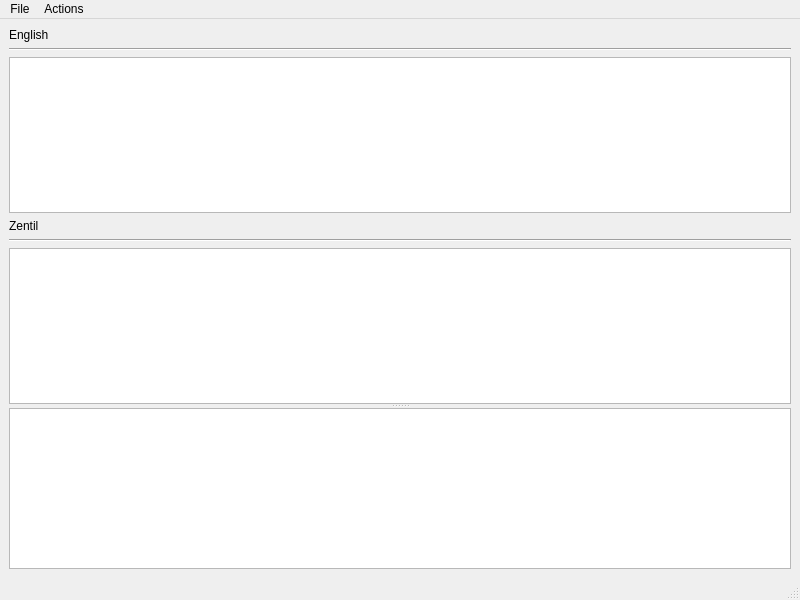
Above: zaveh/mainwindow.ui from maxstrack/so-a-rr_language before the change. Below: the same form after it.
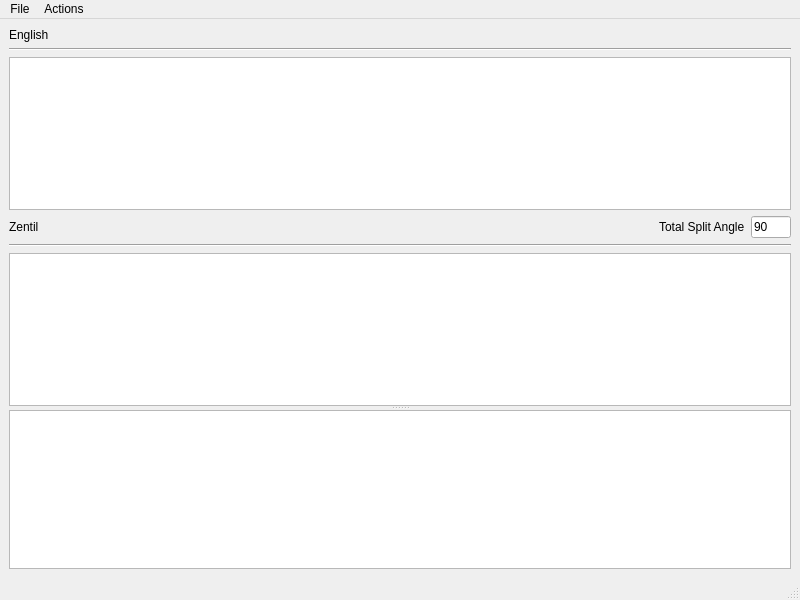
That is the form after the change.

Commit message: added method to change angle

Patch:
```diff
--- a/zaveh/mainwindow.ui
+++ b/zaveh/mainwindow.ui
@@ -40,11 +40,48 @@
          <widget class="QTextEdit" name="engOut"/>
         </item>
         <item>
+         <layout class="QHBoxLayout" name="horizontalLayout">
+          <item>
          <widget class="QLabel" name="zenLable">
           <property name="text">
            <string>Zentil</string>
           </property>
          </widget>
+          </item>
+          <item>
+           <spacer name="horizontalSpacer">
+            <property name="orientation">
+             <enum>Qt::Horizontal</enum>
+            </property>
+            <property name="sizeHint" stdset="0">
+             <size>
+              <width>40</width>
+              <height>20</height>
+             </size>
+            </property>
+           </spacer>
+          </item>
+          <item>
+           <widget class="QLabel" name="label">
+            <property name="text">
+             <string>Total Split Angle</string>
+            </property>
+           </widget>
+          </item>
+          <item>
+           <widget class="QLineEdit" name="splitLineEdit">
+            <property name="maximumSize">
+             <size>
+              <width>40</width>
+              <height>40</height>
+             </size>
+            </property>
+            <property name="text">
+             <string>90</string>
+            </property>
+           </widget>
+          </item>
+         </layout>
         </item>
         <item>
          <widget class="Line" name="line">
```
Lines whose indentation alone changed are shown as unchanged. The commit also changes 1 other file.
